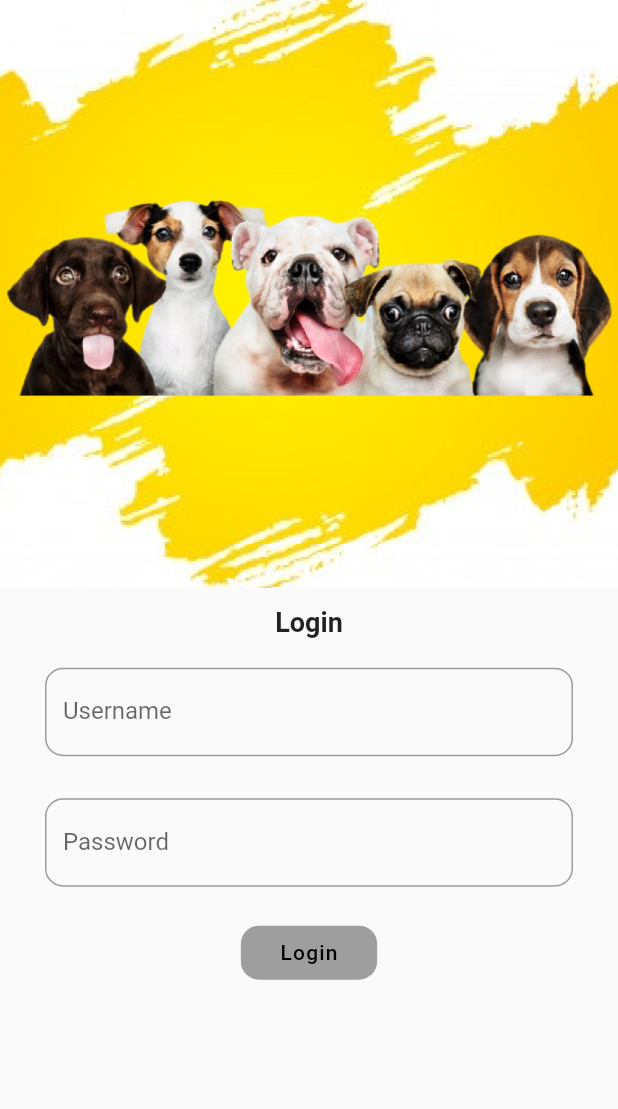
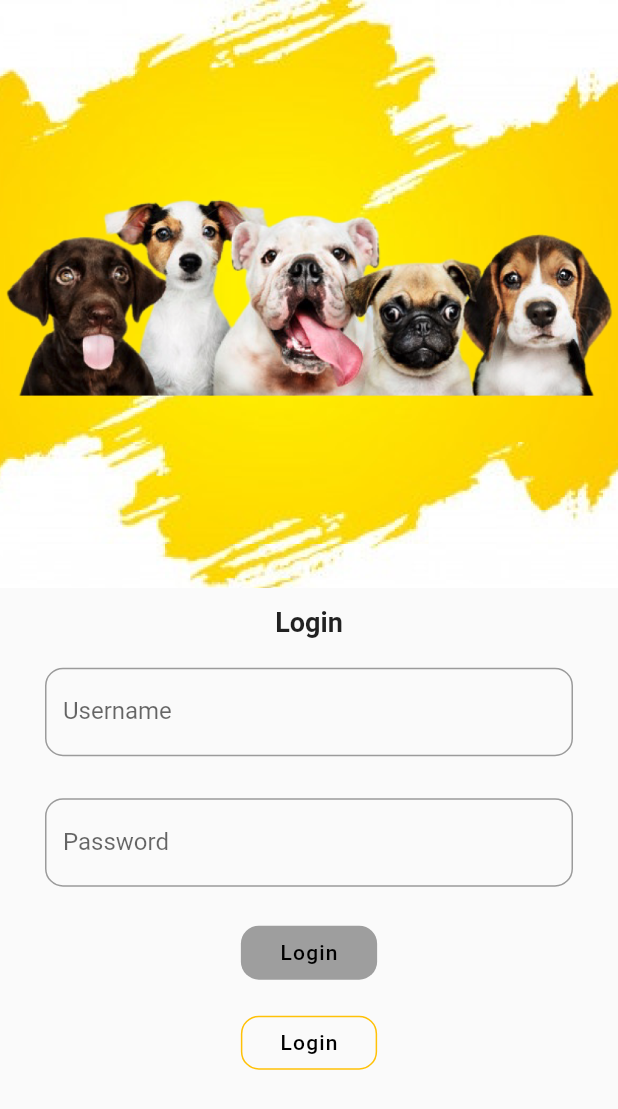
Before and after one commit to paulinaurbas/puppy.io, a Flutter app: the screen it shows after launch, on a phone screen of 412 x 824 dp. Shown: the top 1109 px of the screen. Run offline on Flutter 3.47's test engine with Material 2 defaults, Android fonts, the phone set to English and light mode, and no system bars; our stand-ins replace bloc, dio, easy_localization, equatable, flutter_bloc, formz and 2 more; accounts and stored records are empty.

Commit message:
002-login-register
added login page with registration button

```diff
--- a/puppy_io/lib/screens/autorization_screen/login/view/login_form.dart
+++ b/puppy_io/lib/screens/autorization_screen/login/view/login_form.dart
@@ -4,6 +4,7 @@ import 'package:flutter_bloc/flutter_bloc.dart';
 import 'package:formz/formz.dart';
 import 'package:puppy_io/generated/locale_keys.g.dart';
 import 'package:puppy_io/screens/autorization_screen/login/bloc/login_bloc.dart';
+import 'package:puppy_io/widgets/outline_button.dart';
 import 'package:puppy_io/widgets/primary_button.dart';
 
 class LoginForm extends StatelessWidget {
@@ -34,6 +35,8 @@ class LoginForm extends StatelessWidget {
             _PasswordInput(),
             const SizedBox(height: 12),
             _LoginButton(),
+            const SizedBox(height: 12),
+            _RegistrationButton(),
           ],
         ),
       ),
@@ -137,3 +140,15 @@ class _LoginButton extends StatelessWidget {
     );
   }
 }
+
+class _RegistrationButton extends StatelessWidget {
+  @override
+  Widget build(BuildContext context) {
+    return BlocBuilder<LoginBloc, LoginState>(
+      buildWhen: (previous, current) => previous.status != current.status,
+      builder: (context, state) {
+        return PuppyIoOutlineButton(buttonDescription: LocaleKeys.login.tr(), onPressed: () {});
+      },
+    );
+  }
+}
--- /dev/null
+++ b/puppy_io/lib/widgets/outline_button.dart
@@ -0,0 +1,28 @@
+import 'package:flutter/cupertino.dart';
+import 'package:flutter/material.dart';
+
+class PuppyIoOutlineButton extends StatelessWidget {
+  final Function()? onPressed;
+  final String buttonDescription;
+
+  const PuppyIoOutlineButton({required this.onPressed, required this.buttonDescription});
+
+  @override
+  Widget build(BuildContext context) {
+    return OutlinedButton(
+      onPressed: onPressed,
+      child: Padding(
+        padding: const EdgeInsets.all(10.0),
+        child: Text(
+          buttonDescription,
+          style: const TextStyle(fontSize: 14, color: Colors.black, letterSpacing: 0.8),
+        ),
+      ),
+      style: OutlinedButton.styleFrom(
+        shape: RoundedRectangleBorder(
+            borderRadius: BorderRadius.circular(12)),
+        side: const BorderSide(width: 1, color: Colors.amber,),
+      ),
+    );
+  }
+}
```
Also changed, not shown: puppy_io/lib/widgets/flat_button.dart (deleted).
